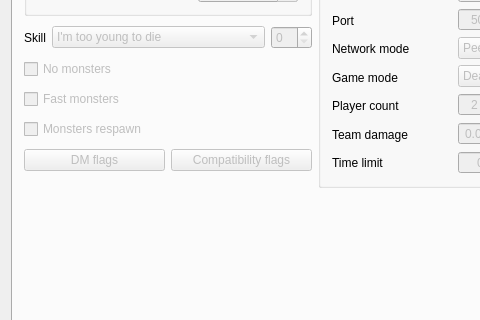
This is Forms/MainWindow.ui in Youda008/DoomRunner as Qt 5 draws it before an edit; both pictures show x 0 to 480 and y 172 to 492 of the 720 by 666 pixel window. The edited form follows.
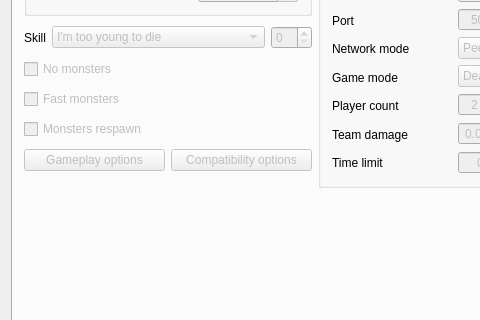
This is the edited form. The open tabs and pages were chosen to show the change. Custom widgets are drawn as their Qt base class.

Commit message: renamed DM Flags to Gameplay Options and Compatibility Flags to Compatibility options

Patch:
```diff
--- a/Forms/MainWindow.ui
+++ b/Forms/MainWindow.ui
@@ -601,7 +601,7 @@
                <bool>false</bool>
               </property>
               <property name="text">
-               <string>DM flags</string>
+               <string>Gameplay options</string>
               </property>
              </widget>
             </item>
@@ -611,7 +611,7 @@
                <bool>false</bool>
               </property>
               <property name="text">
-               <string>Compatibility flags</string>
+               <string>Compatibility options</string>
               </property>
              </widget>
             </item>
```
Left out of the diff: 4 changed lines with no effect on the pictures. The commit also changes 12 other files.
